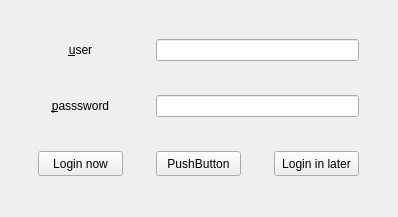
Above: ui/user/login.ui from Error-106/cloudfox before the change. Below: the same form after it.
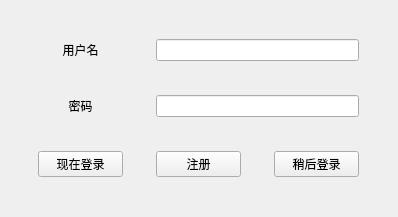
That is the form after the change.

What changed in the file:
```diff
--- a/ui/user/login.ui
+++ b/ui/user/login.ui
@@ -41,7 +41,7 @@
       </size>
      </property>
      <property name="text">
-      <string>&amp;user</string>
+      <string>用户名</string>
      </property>
      <property name="alignment">
       <set>Qt::AlignCenter</set>
@@ -69,7 +69,7 @@
       </size>
      </property>
      <property name="text">
-      <string>&amp;passsword</string>
+      <string>密码</string>
      </property>
      <property name="alignment">
       <set>Qt::AlignCenter</set>
@@ -97,7 +97,7 @@
       </size>
      </property>
      <property name="text">
-      <string>Login now</string>
+      <string>现在登录</string>
      </property>
     </widget>
    </item>
@@ -116,7 +116,7 @@
       </size>
      </property>
      <property name="text">
-      <string>PushButton</string>
+      <string>注册</string>
      </property>
     </widget>
    </item>
@@ -135,7 +135,7 @@
       </size>
      </property>
      <property name="text">
-      <string>Login in later</string>
+      <string>稍后登录</string>
      </property>
     </widget>
    </item>
```
Left out of the diff: 4 changed lines with no effect on the pictures.
